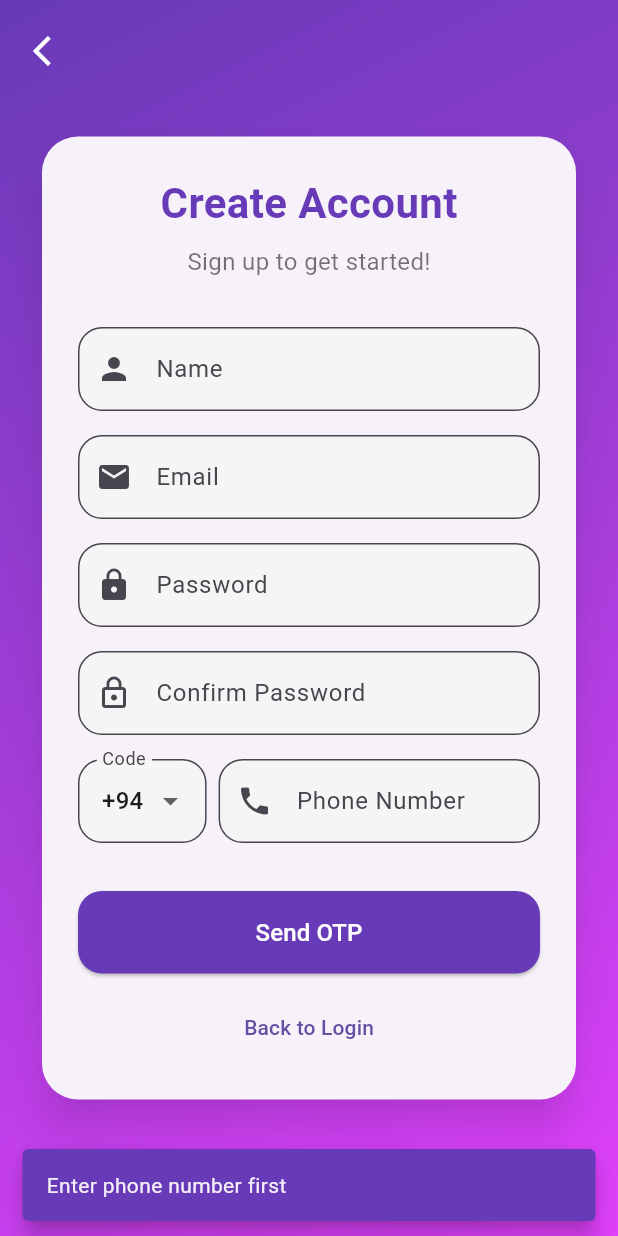
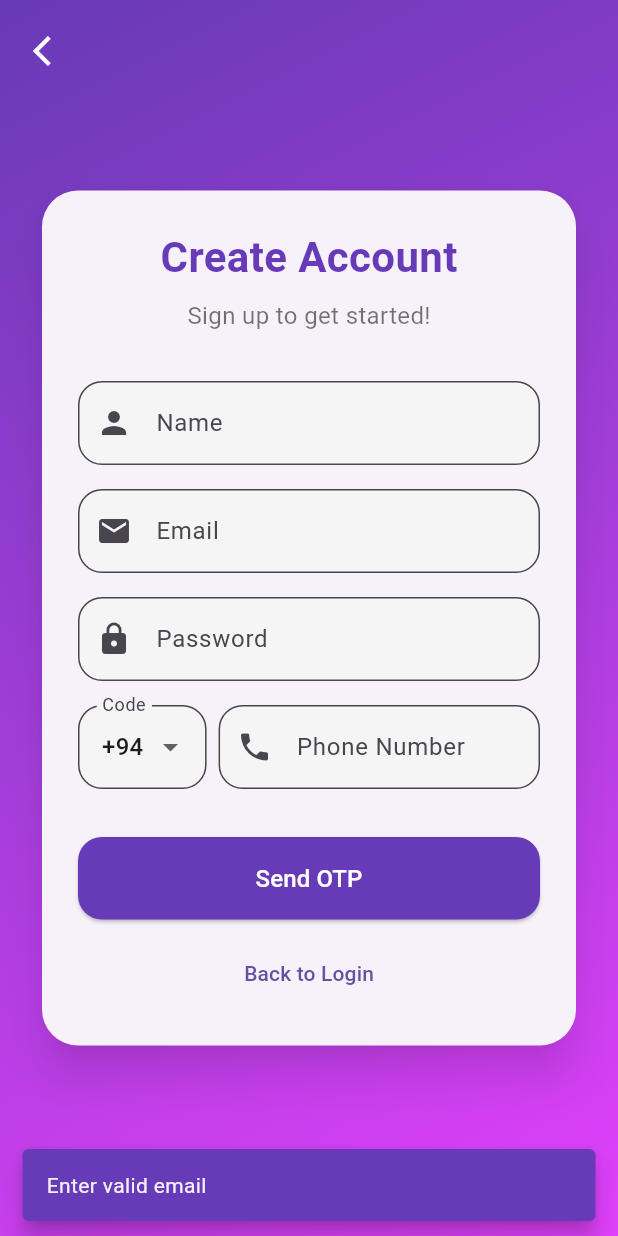
Before and after one commit to GeethJayawardena/nearm_services, a Flutter app: the CreateAccountPage screen opened by its route, after a tap on "Send OTP", on a phone screen of 412 x 824 dp. Run offline on Flutter 3.47's test engine with Material 3 defaults, Android fonts, the phone set to English and light mode, and no system bars; our stand-ins replace cloud_firestore, firebase_auth, firebase_core, flutter_map, geocoding, geolocator and 2 more; accounts and stored records are empty.

Commit message:
email validation is working

```diff
--- a/lib/create_account_page.dart
+++ b/lib/create_account_page.dart
@@ -15,7 +15,6 @@ class _CreateAccountPageState extends State<CreateAccountPage> {
   final _nameController = TextEditingController();
   final _emailController = TextEditingController();
   final _passwordController = TextEditingController();
-  final _confirmPasswordController = TextEditingController();
   final _phoneController = TextEditingController();
   final _otpController = TextEditingController();
 
@@ -87,8 +86,18 @@ class _CreateAccountPageState extends State<CreateAccountPage> {
   }
 
   Future<void> _sendOtp() async {
-    if (_phoneController.text.isEmpty) {
-      _showMessage('Enter phone number first');
+    final email = _emailController.text.trim();
+    final phone = _phoneController.text.trim();
+
+    if (!RegExp(
+      r'^[a-z0-9._%+-]+@(gmail\.com|yahoo\.com|hotmail\.com)$',
+    ).hasMatch(email)) {
+      _showMessage('Enter valid email');
+      return;
+    }
+
+    if (!RegExp(r'^7\d{8}$').hasMatch(phone)) {
+      _showMessage('Enter valid phone number');
       return;
     }
 
@@ -150,7 +159,6 @@ class _CreateAccountPageState extends State<CreateAccountPage> {
     _nameController.dispose();
     _emailController.dispose();
     _passwordController.dispose();
-    _confirmPasswordController.dispose();
     _phoneController.dispose();
     _otpController.dispose();
     super.dispose();
@@ -161,6 +169,7 @@ class _CreateAccountPageState extends State<CreateAccountPage> {
     return Scaffold(
       body: Stack(
         children: [
+          // Gradient background
           Container(
             decoration: const BoxDecoration(
               gradient: LinearGradient(
@@ -170,6 +179,7 @@ class _CreateAccountPageState extends State<CreateAccountPage> {
               ),
             ),
           ),
+          // Back button
           Positioned(
             top: MediaQuery.of(context).padding.top + 10,
             left: 10,
@@ -208,7 +218,6 @@ class _CreateAccountPageState extends State<CreateAccountPage> {
                           style: TextStyle(fontSize: 16, color: Colors.black54),
                         ),
                         const SizedBox(height: 32),
-
                         // Name
                         TextFormField(
                           controller: _nameController,
@@ -226,7 +235,6 @@ class _CreateAccountPageState extends State<CreateAccountPage> {
                               : null,
                         ),
                         const SizedBox(height: 16),
-
                         // Email
                         TextFormField(
                           controller: _emailController,
@@ -243,27 +251,16 @@ class _CreateAccountPageState extends State<CreateAccountPage> {
                           validator: (val) {
                             if (val == null || val.isEmpty)
                               return 'Enter email';
-
-                            final emailRegex = RegExp(
-                              r"^[a-zA-Z0-9._%+-]+@[a-zA-Z0-9.-]+\.[a-zA-Z]{2,}$",
+                            final regex = RegExp(
+                              r'^[a-z0-9._%+-]+@(gmail\.com|yahoo\.com|hotmail\.com)$',
                             );
-                            if (!emailRegex.hasMatch(val))
-                              return 'Enter valid email';
-
-                            final blockedDomains = [
-                              'gmail.com',
-                              'yahoo.com',
-                              'hotmail.com',
-                            ];
-                            final domain = val.split('@').last.toLowerCase();
-                            if (blockedDomains.contains(domain))
-                              return 'Email domain not allowed';
-
+                            if (!regex.hasMatch(val)) {
+                              return 'Email must be lowercase and from gmail.com, yahoo.com, or hotmail.com';
+                            }
                             return null;
                           },
                         ),
                         const SizedBox(height: 16),
-
                         // Password
                         TextFormField(
                           controller: _passwordController,
@@ -286,30 +283,6 @@ class _CreateAccountPageState extends State<CreateAccountPage> {
                           },
                         ),
                         const SizedBox(height: 16),
-
-                        // Confirm Password
-                        TextFormField(
-                          controller: _confirmPasswordController,
-                          decoration: InputDecoration(
-                            labelText: 'Confirm Password',
-                            prefixIcon: const Icon(Icons.lock_outline),
-                            border: OutlineInputBorder(
-                              borderRadius: BorderRadius.circular(16),
-                            ),
-                            filled: true,
-                            fillColor: Colors.grey[100],
-                          ),
-                          obscureText: true,
-                          validator: (val) {
-                            if (val == null || val.isEmpty)
-                              return 'Confirm your password';
-                            if (val != _passwordController.text)
-                              return 'Passwords do not match';
-                            return null;
-                          },
-                        ),
-                        const SizedBox(height: 16),
-
                         // Phone + Country Code
                         Row(
                           children: [
@@ -356,10 +329,8 @@ class _CreateAccountPageState extends State<CreateAccountPage> {
                                 validator: (val) {
                                   if (val == null || val.isEmpty)
                                     return 'Enter phone number';
-
                                   if (!RegExp(r'^7\d{8}$').hasMatch(val))
-                                    return 'Phone Number is invalid';
-
+                                    return 'Phone must start with 7 and be 9 digits';
                                   return null;
                                 },
                               ),
@@ -367,7 +338,6 @@ class _CreateAccountPageState extends State<CreateAccountPage> {
                           ],
                         ),
                         const SizedBox(height: 16),
-
                         // OTP
                         if (_otpSent)
                           Column(
@@ -391,7 +361,6 @@ class _CreateAccountPageState extends State<CreateAccountPage> {
                             ],
                           ),
                         const SizedBox(height: 16),
-
                         // Send OTP / Create Account button
                         SizedBox(
                           width: double.infinity,
@@ -420,7 +389,6 @@ class _CreateAccountPageState extends State<CreateAccountPage> {
                           ),
                         ),
                         const SizedBox(height: 12),
-
                         TextButton(
                           onPressed: () => Navigator.pushReplacementNamed(
                             context,
```
Also changed, not shown: lib/email_login_page.dart (+26 -10 lines).
